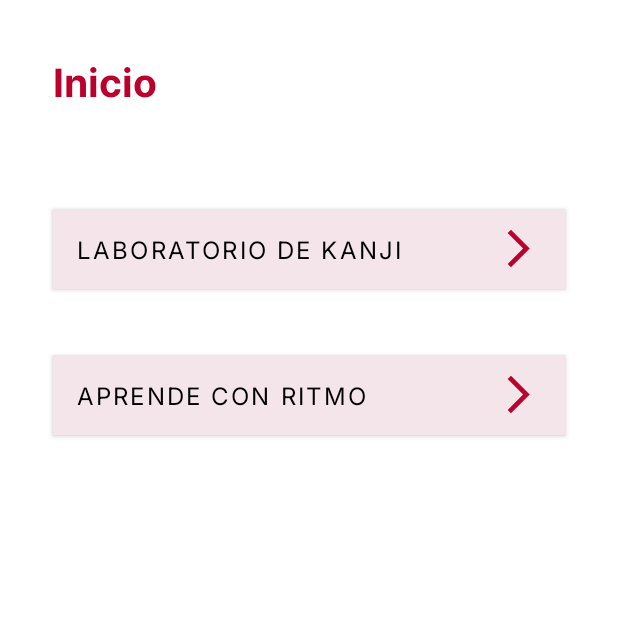
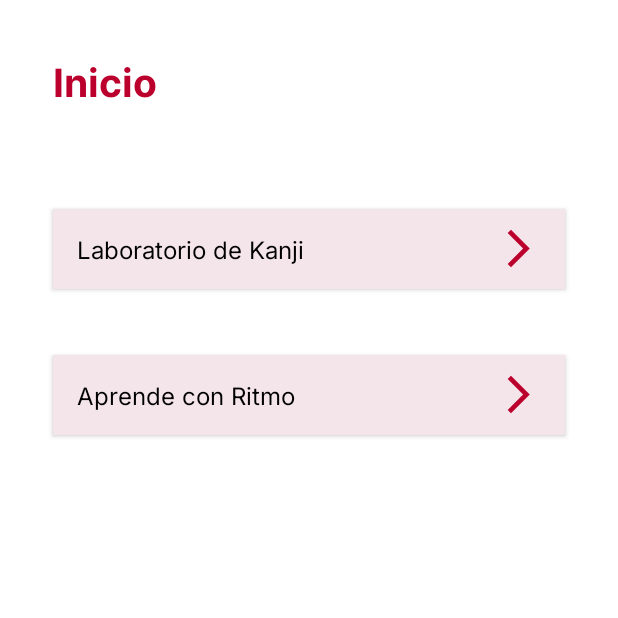
Before and after one commit to fatigzzr/Kokusho-300-ft-Hatsune-Miku, an Android app: the screen it shows after launch (MainActivity), on a phone screen of 412 x 824 dp, the top half of it. Run offline under Robolectric (Android 15) with nearby library versions, the phone set to English and light mode, and no system bars; our stand-ins replace Room's generated code; network calls fail; 2 statements that could not run were skipped.

Commit message:
merged and solved

```diff
--- a/app/src/main/java/fatima/m596749/einer/m595839/kokusho_300_ft_hatsune_miku/activities/GameActivity.kt
+++ b/app/src/main/java/fatima/m596749/einer/m595839/kokusho_300_ft_hatsune_miku/activities/GameActivity.kt
@@ -2,7 +2,6 @@ package fatima.m596749.einer.m595839.kokusho_300_ft_hatsune_miku.activities
 
 import android.content.Intent
 import android.os.Bundle
-import android.util.Log
 import androidx.activity.enableEdgeToEdge
 import androidx.appcompat.app.AppCompatActivity
 import androidx.core.view.ViewCompat
@@ -10,13 +9,11 @@ import androidx.core.view.WindowInsetsCompat
 import androidx.recyclerview.widget.LinearLayoutManager
 import androidx.recyclerview.widget.RecyclerView
 import fatima.m596749.einer.m595839.kokusho_300_ft_hatsune_miku.R
+import fatima.m596749.einer.m595839.kokusho_300_ft_hatsune_miku.database.AppDatabase
 import fatima.m596749.einer.m595839.kokusho_300_ft_hatsune_miku.activities.game.Communicator
 import fatima.m596749.einer.m595839.kokusho_300_ft_hatsune_miku.activities.game.GameFragment
 import fatima.m596749.einer.m595839.kokusho_300_ft_hatsune_miku.activities.game.SongAdapter
-import fatima.m596749.einer.m595839.kokusho_300_ft_hatsune_miku.database.AppDatabase
-import fatima.m596749.einer.m595839.kokusho_300_ft_hatsune_miku.database.entities.Character
 import fatima.m596749.einer.m595839.kokusho_300_ft_hatsune_miku.databinding.GameActivityBinding
-import fatima.m596749.einer.m595839.kokusho_300_ft_hatsune_miku.database.entities.Song
 import kotlinx.coroutines.CoroutineScope
 import kotlinx.coroutines.Dispatchers
 import kotlinx.coroutines.launch
--- a/app/src/main/java/fatima/m596749/einer/m595839/kokusho_300_ft_hatsune_miku/activities/MainActivity.kt
+++ b/app/src/main/java/fatima/m596749/einer/m595839/kokusho_300_ft_hatsune_miku/activities/MainActivity.kt
@@ -7,7 +7,6 @@ import androidx.appcompat.app.AppCompatActivity
 import androidx.core.view.ViewCompat
 import androidx.core.view.WindowInsetsCompat
 import fatima.m596749.einer.m595839.kokusho_300_ft_hatsune_miku.R
-import fatima.m596749.einer.m595839.kokusho_300_ft_hatsune_miku.database.AppDatabase
 import fatima.m596749.einer.m595839.kokusho_300_ft_hatsune_miku.databinding.ActivityMainBinding
 
 class MainActivity : AppCompatActivity() {
--- a/app/src/main/java/fatima/m596749/einer/m595839/kokusho_300_ft_hatsune_miku/activities/game/SongAdapter.kt
+++ b/app/src/main/java/fatima/m596749/einer/m595839/kokusho_300_ft_hatsune_miku/activities/game/SongAdapter.kt
@@ -2,23 +2,17 @@ package fatima.m596749.einer.m595839.kokusho_300_ft_hatsune_miku.activities.game
 
 import android.content.Context
 import android.graphics.BitmapFactory
-import android.renderscript.ScriptGroup.Binding
 import android.util.Log
 import android.view.LayoutInflater
-import android.view.View
 import android.view.ViewGroup
-import androidx.core.content.ContentProviderCompat.requireContext
 import androidx.recyclerview.widget.RecyclerView
-import androidx.recyclerview.widget.RecyclerView.ViewHolder
 import androidx.viewbinding.ViewBinding
 import fatima.m596749.einer.m595839.kokusho_300_ft_hatsune_miku.database.AppDatabase
 import fatima.m596749.einer.m595839.kokusho_300_ft_hatsune_miku.databinding.SongItemViewBinding
-import fatima.m596749.einer.m595839.kokusho_300_ft_hatsune_miku.database.entities.Song
 import fatima.m596749.einer.m595839.kokusho_300_ft_hatsune_miku.databinding.LockedSongItemViewBinding
 import kotlinx.coroutines.CoroutineScope
 import kotlinx.coroutines.Dispatchers
 import kotlinx.coroutines.launch
-import kotlinx.coroutines.withContext
 
 class SongAdapter(val context: Context,
                   var songsId: List<Int>,
--- a/app/src/main/java/fatima/m596749/einer/m595839/kokusho_300_ft_hatsune_miku/database/KanjiDao.kt
+++ b/app/src/main/java/fatima/m596749/einer/m595839/kokusho_300_ft_hatsune_miku/database/KanjiDao.kt
@@ -1,11 +1,9 @@
 package fatima.m596749.einer.m595839.kokusho_300_ft_hatsune_miku.database
 
-import androidx.lifecycle.LiveData
 import androidx.room.Dao
 import androidx.room.Insert
 import androidx.room.OnConflictStrategy
 import androidx.room.Query
-import androidx.room.Update
 import fatima.m596749.einer.m595839.kokusho_300_ft_hatsune_miku.activities.KanjiActivity
 import fatima.m596749.einer.m595839.kokusho_300_ft_hatsune_miku.activities.game.CharRead
 import fatima.m596749.einer.m595839.kokusho_300_ft_hatsune_miku.database.entities.Character
@@ -31,13 +29,22 @@ interface KanjiDao {
     @Insert(onConflict = OnConflictStrategy.IGNORE)
     suspend fun insertComponentBatch(components: List<Component>)
 
-    @Query("SELECT DISTINCT character, reading  FROM Character JOIN CharacterReading ON Character.id = CharacterReading.idCharacter WHERE found == true")
+    @Query("SELECT * FROM Character WHERE id = :id")
     suspend fun getCharacterById(id: Int): Character
 
     @Query("SELECT * FROM CharacterWord WHERE idCharacter = :id")
     suspend fun getWordsByCharacterId(id: Int): List<CharacterWord>
 
-    @Query("SELECT DISTINCT character, reading  FROM Character JOIN CharacterReading ON Character.id = CharacterReading.idCharacter")
+    @Query("""
+        SELECT Character.character AS character, CharacterReading.reading AS reading
+        FROM Character
+        JOIN CharacterReading ON Character.id = CharacterReading.idCharacter
+        WHERE Character.found = 1 AND CharacterReading.reading = (
+            SELECT MIN(reading)
+            FROM CharacterReading
+            WHERE CharacterReading.idCharacter = Character.id
+        )
+    """)
     fun getCharReading() : List<CharRead>
 
     @Query("SELECT DISTINCT Radical.id, Radical.radical, Radical.meaning, Component.position FROM Radical INNER JOIN Component ON Radical.id = Component.idRadical")
--- a/app/src/main/res/layout/activity_main.xml
+++ b/app/src/main/res/layout/activity_main.xml
@@ -20,7 +20,6 @@
 
     <com.google.android.material.button.MaterialButton
         android:id="@+id/kanjiButton"
-        style="@style/DefaultText"
         android:layout_width="match_parent"
         android:layout_height="65dp"
         android:layout_marginTop="60dp"
@@ -29,6 +28,8 @@
         android:backgroundTint="@color/red_transparent"
         android:text="@string/kanji_title"
         android:textAlignment="textStart"
+        android:textAppearance="@style/DefaultText"
+        android:textColor="@color/black"
         app:icon="@drawable/baseline_arrow_forward_ios_24"
         app:iconTint="@color/red"
         app:iconSize="30dp"
@@ -41,7 +42,6 @@
 
     <com.google.android.material.button.MaterialButton
         android:id="@+id/gameButton"
-        style="@style/DefaultText"
         android:layout_width="match_parent"
         android:layout_height="65dp"
         android:layout_marginTop="32dp"
@@ -50,6 +50,8 @@
         android:backgroundTint="@color/red_transparent"
         android:text="@string/rhythm_title"
         android:textAlignment="textStart"
+        android:textAppearance="@style/DefaultText"
+        android:textColor="@color/black"
         app:icon="@drawable/baseline_arrow_forward_ios_24"
         app:iconGravity="end"
         app:iconSize="30dp"
--- a/app/src/main/res/layout/new_record_fragment.xml
+++ b/app/src/main/res/layout/new_record_fragment.xml
@@ -40,6 +40,7 @@
         android:text="@string/ok_text"
         android:layout_marginBottom="15dp"
         android:layout_marginTop="5dp"
-        style="@style/recordBlackText" />
+        android:textColor="@color/black"
+        android:textAppearance="@style/recordBlackText" />
 
 </LinearLayout>
--- a/app/src/main/res/layout/points_fragment.xml
+++ b/app/src/main/res/layout/points_fragment.xml
@@ -34,6 +34,6 @@
         android:text="@string/ok_text"
         android:layout_marginBottom="15dp"
         android:layout_marginTop="5dp"
-        style="@style/recordText" />
+        android:textAppearance="@style/recordText" />
 
 </LinearLayout>
--- a/app/src/main/res/values/strings.xml
+++ b/app/src/main/res/values/strings.xml
@@ -7,4 +7,8 @@
     <string name="new_record_text">¡Nuevo Record!</string>
     <string name="points_text">puntos</string>
     <string name="ok_text">Ok!</string>
+    <string name="exit_game_message_title">¿Estás seguro de que quieres salir?</string>
+    <string name="exit_game_message_body">Si sales ahora, se perderá el progreso de esta partida.</string>
+    <string name="exit_text">Salir</string>
+    <string name="cancel_text">Cancelar</string>
 </resources>
--- a/app/src/main/res/values/styles.xml
+++ b/app/src/main/res/values/styles.xml
@@ -46,6 +46,10 @@
 
     <style name="AppTheme" parent="Theme.MaterialComponents.Light.NoActionBar">
         <item name="colorControlHighlight">@color/red_transparent</item>
-        <item name="android:statusBarColor">@android:color/black</item>
+        <item name="android:statusBarColor">@color/black</item>
+        <item name="textAllCaps">false</item>
+        <item name="android:fontFamily">@font/inter</item>
+        <item name="android:textColor">@color/black</item>
+        <item name="android:textSize">16sp</item>
     </style>
 </resources>
```
Also changed, not shown: app/src/main/java/fatima/m596749/einer/m595839/kokusho_300_ft_hatsune_miku/activities/KanjiActivity.kt (+0 -12 lines), app/src/main/java/fatima/m596749/einer/m595839/kokusho_300_ft_hatsune_miku/activities/game/GameFragment.kt (+103 -34 lines), app/src/main/res/layout/exit_game_fragment.xml (added, +63 -0 lines).
